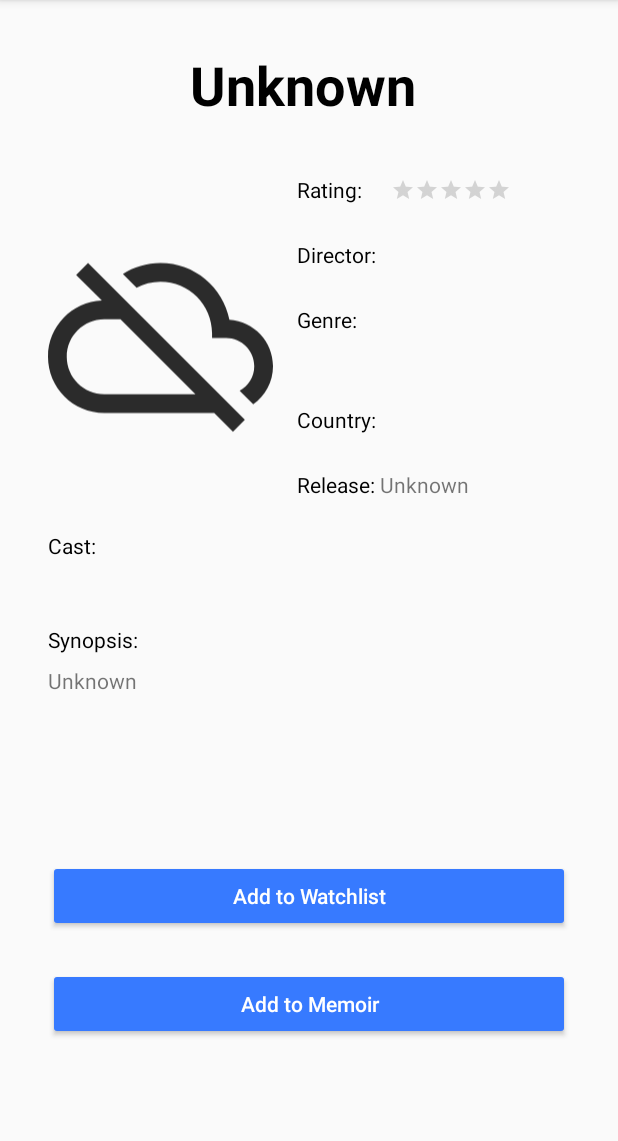
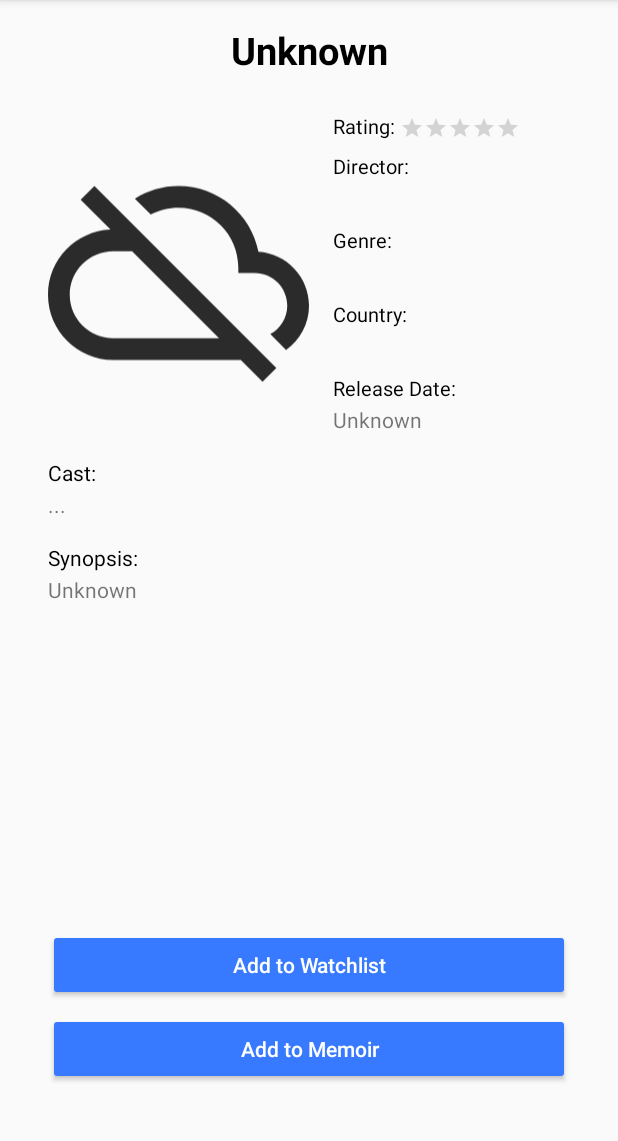
Before and after one commit to lingyuze1996/MyMovieMemoir, an Android app: the fragment MovieViewFragment shown on its own in the app's theme, on a phone screen of 412 x 824 dp, the part 84-1225 px from its top. Run offline under Robolectric (Android 15) with nearby library versions, the phone set to English and light mode, and no system bars; our stand-ins replace Picasso; network calls fail; pictures from the network do not load.

Commit message:
202005280315

```diff
--- a/MyMovieMemoir/app/src/main/java/ling/yuze/mymoviememoir/network/SearchMovieDB.java
+++ b/MyMovieMemoir/app/src/main/java/ling/yuze/mymoviememoir/network/SearchMovieDB.java
@@ -82,7 +82,7 @@ public class SearchMovieDB extends NetworkConnection {
         try {
             String response = httpGet();
             JSONObject jsonInfo = new JSONObject(response);
-            JSONArray countryJson = jsonInfo.getJSONArray("production_counties");
+            JSONArray countryJson = jsonInfo.getJSONArray("production_countries");
             for (int i = 0; i < countryJson.length(); i ++) {
                 String country = countryJson.getJSONObject(i).getString("name");
                 list.add(country);
--- a/MyMovieMemoir/app/src/main/java/ling/yuze/mymoviememoir/ui/main/fragment/MovieViewFragment.java
+++ b/MyMovieMemoir/app/src/main/java/ling/yuze/mymoviememoir/ui/main/fragment/MovieViewFragment.java
@@ -19,7 +19,6 @@ import androidx.fragment.app.Fragment;
 
 
 import java.io.InputStream;
-import java.lang.reflect.Array;
 import java.util.ArrayList;
 import java.util.List;
 import java.util.Scanner;
@@ -36,7 +35,6 @@ public class MovieViewFragment extends Fragment implements View.OnClickListener
     private int movieId;
 
     private TextView tvTitle;
-    private TextView tvYear;
     private ImageView image;
     private RatingBar ratingBar;
     private TextView tvDirector;
@@ -66,11 +64,11 @@ public class MovieViewFragment extends Fragment implements View.OnClickListener
         String releaseDate = shared.getString("releaseDate", "Unknown");
         String overview = shared.getString("overview", "Unknown");
         String imagePath = shared.getString("imagePath", "");
-        float rating = shared.getFloat("rating", 0);
+        float ratingOriginal = shared.getFloat("rating", 0);
+        float rating = Math.round(ratingOriginal) / 2.0f;
 
         // initialize widgets
         tvTitle = v.findViewById(R.id.tv_view_movie_name);
-        tvYear = v.findViewById(R.id.tv_view_movie_year);
         image = v.findViewById(R.id.image_view_poster);
         ratingBar = v.findViewById(R.id.view_ratingBar);
         tvDirector = v.findViewById(R.id.tv_view_director);
@@ -87,9 +85,6 @@ public class MovieViewFragment extends Fragment implements View.OnClickListener
 
         tvTitle.setText(name);
         tvRelease.setText(releaseDate);
-
-        if (!releaseDate.equals("Unknown"))
-            tvYear.setText("(" + releaseDate.substring(0, 4) + ")");
 
         tvOverview.setText(overview);
         setImage(image, imagePath);
@@ -156,38 +151,45 @@ public class MovieViewFragment extends Fragment implements View.OnClickListener
             // update director information
             String directors = "";
             for (String director : directorList) {
-                directors += director + ",";
+                directors += director + ", ";
             }
-
-            directors = directors.substring(0, directors.length() - 1);
+            try {
+                directors = directors.substring(0, directors.length() - 2);
+            } catch (IndexOutOfBoundsException e) {e.printStackTrace();}
             tvDirector.setText(directors);
 
             // update country information
             String countries = "";
             for (String country : countryList) {
-                countries += country + ",";
+                countries += country + ", ";
             }
 
-            countries = countries.substring(0, countries.length() - 1);
+            try {
+                countries = countries.substring(0, countries.length() - 2);
+            } catch (IndexOutOfBoundsException e) {e.printStackTrace();}
             tvCountry.setText(countries);
 
             // update genre information
             String genres = "";
             for (String genre : genreList) {
-                genres += genre + ",";
+                genres += genre + ", ";
             }
 
-            genres = genres.substring(0, genres.length() - 1);
+            try {
+                genres = genres.substring(0, genres.length() - 2);
+            } catch (IndexOutOfBoundsException e) {e.printStackTrace();}
             tvGenre.setText(genres);
 
             // update cast information
             String casts = "";
             for (String cast : castList) {
-                casts += cast + ",";
+                casts += cast + ", ";
             }
 
-            casts = casts.substring(0, casts.length() - 1);
-            tvCast.setText(casts);
+            try {
+                casts = casts.substring(0, casts.length() - 2);
+            } catch (IndexOutOfBoundsException e) {e.printStackTrace();}
+            tvCast.setText(casts + "...");
         }
     }
 }
--- a/MyMovieMemoir/app/src/main/res/layout/fragment_view.xml
+++ b/MyMovieMemoir/app/src/main/res/layout/fragment_view.xml
@@ -1,13 +1,192 @@
 <?xml version="1.0" encoding="utf-8"?>
-<androidx.constraintlayout.widget.ConstraintLayout xmlns:android="http://schemas.android.com/apk/res/android"
+<androidx.constraintlayout.widget.ConstraintLayout
+    xmlns:android="http://schemas.android.com/apk/res/android"
     xmlns:tools="http://schemas.android.com/tools"
     android:layout_width="match_parent"
     android:layout_height="match_parent"
+    android:orientation="vertical"
     xmlns:app="http://schemas.android.com/apk/res-auto">
+
+    <TextView
+        android:id="@+id/tv_view_movie_name"
+        android:layout_width="0dp"
+        android:layout_height="wrap_content"
+        android:layout_marginStart="24dp"
+        android:layout_marginTop="16dp"
+        android:layout_marginEnd="24dp"
+        android:gravity="center"
+        android:textColor="#000000"
+        android:textSize="25dp"
+        android:textStyle="bold"
+        app:layout_constraintBottom_toTopOf="@+id/btAddWatchlist"
+        app:layout_constraintEnd_toEndOf="@+id/btAddWatchlist"
+        app:layout_constraintHorizontal_bias="0.5"
+        app:layout_constraintStart_toStartOf="@+id/btAddWatchlist"
+        app:layout_constraintTop_toTopOf="parent"
+        app:layout_constraintVertical_bias="0.0"
+        tools:text="Titanic" />
+
+
+    <ScrollView
+        android:id="@+id/view_scrollView"
+        android:layout_width="0dp"
+        android:layout_height="0dp"
+        android:layout_marginTop="16dp"
+        android:layout_marginBottom="16dp"
+        app:layout_constraintBottom_toTopOf="@+id/btAddWatchlist"
+        app:layout_constraintEnd_toEndOf="@+id/btAddWatchlist"
+        app:layout_constraintStart_toStartOf="@+id/btAddWatchlist"
+        app:layout_constraintTop_toBottomOf="@+id/tv_view_movie_name">
+
+        <LinearLayout
+            android:layout_width="match_parent"
+            android:layout_height="wrap_content"
+            android:orientation="vertical">
+
+            <LinearLayout
+                android:layout_width="match_parent"
+                android:layout_height="wrap_content"
+                android:layout_marginTop="8dp"
+                android:orientation="horizontal">
+                <ImageView
+                    android:id="@+id/image_view_poster"
+                    android:layout_width="match_parent"
+                    android:layout_height="match_parent"
+                    android:layout_weight="1"
+                    app:srcCompat="@drawable/ic_launcher_background" />
+
+                <LinearLayout
+                    android:layout_width="match_parent"
+                    android:layout_height="wrap_content"
+                    android:layout_weight="1"
+                    android:layout_marginLeft="16dp"
+                    android:orientation="vertical">
+
+                    <LinearLayout
+                        android:layout_width="match_parent"
+                        android:layout_height="wrap_content"
+                        android:layout_marginBottom="8dp">
+
+                        <TextView
+                            android:id="@+id/tv_view_rating"
+                            android:layout_width="wrap_content"
+                            android:layout_height="wrap_content"
+                            android:text="@string/rating_heading"
+                            android:textColor="#000000"
+                            android:textSize="13dp" />
+
+                        <RatingBar
+                            android:id="@+id/view_ratingBar"
+                            style="@style/Widget.AppCompat.RatingBar.Small"
+                            android:layout_width="wrap_content"
+                            android:layout_height="wrap_content"
+                            android:layout_gravity="bottom"
+                            android:numStars="5"
+                            android:stepSize="0.5" />
+                    </LinearLayout>
+
+                    <TextView
+                        android:id="@+id/tv_view_director_heading"
+                        android:layout_width="wrap_content"
+                        android:layout_height="wrap_content"
+                        android:layout_marginBottom="3dp"
+                        android:text="@string/director_heading"
+                        android:textColor="#000000"
+                        android:textSize="13dp" />
+
+                    <TextView
+                        android:id="@+id/tv_view_director"
+                        android:layout_width="match_parent"
+                        android:layout_height="wrap_content"
+                        android:layout_marginBottom="8dp"
+                        android:text="@string/unknown" />
+
+                    <TextView
+                        android:id="@+id/tv_view_genre_heading"
+                        android:layout_width="wrap_content"
+                        android:layout_height="wrap_content"
+                        android:layout_marginBottom="3dp"
+                        android:text="@string/genre_heading"
+                        android:textColor="#000000"
+                        android:textSize="13dp" />
+
+                    <TextView
+                        android:id="@+id/tv_view_genre"
+                        android:layout_width="match_parent"
+                        android:layout_height="wrap_content"
+                        android:layout_marginBottom="8dp"
+                        android:text="@string/unknown" />
+
+                    <TextView
+                        android:id="@+id/tv_view_country_heading"
+                        android:layout_width="wrap_content"
+                        android:layout_height="wrap_content"
+                        android:layout_marginBottom="3dp"
+                        android:text="@string/country_heading"
+                        android:textColor="#000000"
+                        android:textSize="13dp" />
+
+                    <TextView
+                        android:id="@+id/tv_view_country"
+                        android:layout_width="match_parent"
+                        android:layout_height="wrap_content"
+                        android:layout_marginBottom="8dp"
+                        android:text="@string/unknown" />
+
+                    <TextView
+                        android:id="@+id/tv_view_date_heading"
+                        android:layout_width="wrap_content"
+                        android:layout_height="wrap_content"
+                        android:layout_marginBottom="2dp"
+                        android:text="@string/release_heading"
+                        android:textColor="#000000"
+                        android:textSize="13dp" />
+
+                    <TextView
+                        android:id="@+id/tv_view_date"
+                        android:layout_width="match_parent"
+                        android:layout_height="wrap_content"
+                        android:text="@string/unknown" />
+                </LinearLayout>
+            </LinearLayout>
+
+            <TextView
+                android:id="@+id/tv_view_cast_heading"
+                android:layout_width="wrap_content"
+                android:layout_height="wrap_content"
+                android:layout_marginTop="16dp"
+                android:text="@string/cast_heading"
+                android:textColor="#000000" />
+
+            <TextView
+                android:id="@+id/tv_view_cast"
+                android:layout_width="match_parent"
+                android:layout_height="wrap_content"
+                android:layout_marginTop="2dp"
+                android:text="@string/unknown" />
+
+            <TextView
+                android:id="@+id/tv_view_overview_heading"
+                android:layout_width="wrap_content"
+                android:layout_height="wrap_content"
+                android:layout_marginTop="16dp"
+                android:text="@string/overview_heading"
+                android:textColor="#000000" />
+
+            <TextView
+                android:id="@+id/tv_view_overview"
+                android:layout_width="match_parent"
+                android:layout_height="wrap_content"
+                android:layout_marginTop="2dp"
+                android:ellipsize="end"
+                android:maxLines="4"
+                android:text="@string/unknown" />
+        </LinearLayout>
+    </ScrollView>
 
     <Button
         android:id="@+id/btAddWatchlist"
-        android:layout_width="0dp"
+        android:layout_width="match_parent"
         android:layout_height="wrap_content"
         android:layout_marginStart="32dp"
         android:layout_marginEnd="32dp"
@@ -17,16 +196,17 @@
         android:textColor="#FFFFFF"
         app:layout_constraintBottom_toBottomOf="parent"
         app:layout_constraintEnd_toEndOf="parent"
-        app:layout_constraintHorizontal_bias="1.0"
+        app:layout_constraintHorizontal_bias="0.0"
         app:layout_constraintStart_toStartOf="parent"
         app:layout_constraintTop_toTopOf="parent"
-        app:layout_constraintVertical_bias="0.796" />
+        app:layout_constraintVertical_bias="0.86" />
 
     <Button
         android:id="@+id/btAddMemoir"
         android:layout_width="0dp"
         android:layout_height="wrap_content"
-        android:layout_marginTop="24dp"
+        android:layout_marginTop="8dp"
+        android:layout_marginBottom="16dp"
         android:backgroundTint="#377AFF"
         android:text="@string/button_add_memoir"
         android:textAllCaps="false"
@@ -37,240 +217,4 @@
         app:layout_constraintStart_toStartOf="@+id/btAddWatchlist"
         app:layout_constraintTop_toBottomOf="@+id/btAddWatchlist"
         app:layout_constraintVertical_bias="0.0" />
-
-    <LinearLayout
-        android:id="@+id/linearLayout"
-        android:layout_width="match_parent"
-        android:layout_height="wrap_content"
-        android:layout_marginTop="32dp"
-        android:gravity="center"
-        app:layout_constraintBottom_toTopOf="@+id/btAddWatchlist"
-        app:layout_constraintEnd_toEndOf="@+id/btAddWatchlist"
-        app:layout_constraintStart_toStartOf="@+id/btAddWatchlist"
-        app:layout_constraintTop_toTopOf="parent"
-        app:layout_constraintVertical_bias="0.0">
-
-        <TextView
-            android:id="@+id/tv_view_movie_name"
-            android:layout_width="wrap_content"
-            android:layout_height="wrap_content"
-            android:layout_gravity="bottom"
-            android:textColor="#000000"
-            android:textSize="36dp"
-            android:textStyle="bold"
-            tools:text="Titanic" />
-
-        <TextView
-            android:id="@+id/tv_view_movie_year"
-            android:layout_width="wrap_content"
-            android:layout_height="wrap_content"
-            android:layout_gravity="bottom"
-            android:layout_marginStart="8dp"
-            android:textSize="25dp"
-            android:textStyle="bold"
-            tools:text="(1997)" />
-    </LinearLayout>
-
-    <ImageView
-        android:id="@+id/image_view_poster"
-        android:layout_width="150dp"
-        android:layout_height="225dp"
-        android:layout_marginTop="32dp"
-        app:layout_constraintBottom_toTopOf="@+id/btAddWatchlist"
-        app:layout_constraintEnd_toEndOf="@+id/btAddWatchlist"
-        app:layout_constraintHorizontal_bias="0.0"
-        app:layout_constraintStart_toStartOf="@+id/btAddWatchlist"
-        app:layout_constraintTop_toBottomOf="@+id/linearLayout"
-        app:layout_constraintVertical_bias="0.0"
-        app:srcCompat="@drawable/ic_launcher_background" />
-
-    <TextView
-        android:id="@+id/tv_view_director_heading"
-        android:layout_width="wrap_content"
-        android:layout_height="wrap_content"
-        android:layout_marginTop="24dp"
-        android:text="@string/director_heading"
-        android:textColor="#000000"
-        app:layout_constraintBottom_toBottomOf="@+id/image_view_poster"
-        app:layout_constraintEnd_toEndOf="@+id/btAddWatchlist"
-        app:layout_constraintHorizontal_bias="0.0"
-        app:layout_constraintStart_toStartOf="@+id/tv_view_rating"
-        app:layout_constraintTop_toBottomOf="@+id/tv_view_rating"
-        app:layout_constraintVertical_bias="0.0" />
-
-    <TextView
-        android:id="@+id/tv_view_cast_heading"
-        android:layout_width="wrap_content"
-        android:layout_height="wrap_content"
-        android:layout_marginTop="16dp"
-        android:text="@string/cast_heading"
-        android:textColor="#000000"
-        app:layout_constraintBottom_toTopOf="@+id/btAddWatchlist"
-        app:layout_constraintEnd_toEndOf="@+id/btAddWatchlist"
-        app:layout_constraintHorizontal_bias="0.0"
-        app:layout_constraintStart_toStartOf="@+id/image_view_poster"
-        app:layout_constraintTop_toBottomOf="@+id/image_view_poster"
-        app:layout_constraintVertical_bias="0.0" />
-
-    <TextView
-        android:id="@+id/tv_view_cast"
-        android:layout_width="0dp"
-        android:layout_height="wrap_content"
-        android:layout_marginTop="8dp"
-        tools:text="Kate Winslet, Kate Winslet, Kate Winslet, Kate Winslet, Kate Winslet, Kate Winslet, "
-        app:layout_constraintBottom_toBottomOf="@+id/image_view_poster"
-        app:layout_constraintEnd_toEndOf="@+id/tv_view_director"
-        app:layout_constraintStart_toStartOf="@+id/tv_view_cast_heading"
-        app:layout_constraintTop_toBottomOf="@+id/tv_view_cast_heading"
-        app:layout_constraintVertical_bias="0.0" />
-
-    <TextView
-        android:id="@+id/tv_view_genre_heading"
-        android:layout_width="wrap_content"
-        android:layout_height="wrap_content"
-        android:layout_marginTop="24dp"
-        android:text="@string/genre_heading"
-        android:textColor="#000000"
-        app:layout_constraintBottom_toBottomOf="@+id/image_view_poster"
-        app:layout_constraintEnd_toEndOf="@+id/tv_view_director"
-        app:layout_constraintHorizontal_bias="0.0"
-        app:layout_constraintStart_toStartOf="@+id/tv_view_director_heading"
-        app:layout_constraintTop_toBottomOf="@+id/tv_view_director_heading"
-        app:layout_constraintVertical_bias="0.0" />
-
-    <TextView
-        android:id="@+id/tv_view_genre"
-        android:layout_width="0dp"
-        android:layout_height="wrap_content"
-        android:layout_marginTop="4dp"
-        android:text="abc, fds, dsf"
-        app:layout_constraintBottom_toBottomOf="@+id/image_view_poster"
-        app:layout_constraintEnd_toEndOf="@+id/tv_view_director"
-        app:layout_constraintHorizontal_bias="0.0"
-        app:layout_constraintStart_toStartOf="@+id/tv_view_genre_heading"
-        app:layout_constraintTop_toBottomOf="@+id/tv_view_genre_heading"
-        app:layout_constraintVertical_bias="0.0" />
-
-    <TextView
-        android:id="@+id/tv_view_country_heading"
-        android:layout_width="wrap_content"
-        android:layout_height="wrap_content"
-        android:layout_marginTop="24dp"
-        android:text="@string/country_heading"
-        android:textColor="#000000"
-        app:layout_constraintBottom_toBottomOf="@+id/image_view_poster"
-        app:layout_constraintEnd_toEndOf="@+id/tv_view_director"
-        app:layout_constraintHorizontal_bias="0.0"
-        app:layout_constraintStart_toStartOf="@+id/tv_view_director_heading"
-        app:layout_constraintTop_toBottomOf="@+id/tv_view_genre"
-        app:layout_constraintVertical_bias="0.0" />
-
-    <TextView
-        android:id="@+id/tv_view_country"
-        android:layout_width="0dp"
-        android:layout_height="wrap_content"
-        android:layout_marginBottom="16dp"
-        android:text="USA"
-        app:layout_constraintBottom_toBottomOf="@+id/tv_view_country_heading"
-        app:layout_constraintEnd_toEndOf="@+id/tv_view_director"
-        app:layout_constraintHorizontal_bias="0.0"
-        app:layout_constraintStart_toEndOf="@+id/tv_view_country_heading"
-        app:layout_constraintTop_toTopOf="@+id/tv_view_country_heading"
-        app:layout_constraintVertical_bias="0.0" />
-
-    <TextView
-        android:id="@+id/tv_view_date_heading"
-        android:layout_width="wrap_content"
-        android:layout_height="wrap_content"
-        android:layout_marginTop="24dp"
-        android:text="@string/release_heading"
-        android:textColor="#000000"
-        app:layout_constraintBottom_toBottomOf="@+id/image_view_poster"
-        app:layout_constraintEnd_toEndOf="@+id/tv_view_director"
-        app:layout_constraintHorizontal_bias="0.0"
-        app:layout_constraintStart_toStartOf="@+id/tv_view_director_heading"
-        app:layout_constraintTop_toBottomOf="@+id/tv_view_country_heading"
-        app:layout_constraintVertical_bias="0.0" />
-
-    <TextView
-        android:id="@+id/tv_view_date"
-        android:layout_width="0dp"
-        android:layout_height="wrap_content"
-        android:text="1997-11-11"
-        app:layout_constraintBottom_toBottomOf="@+id/tv_view_date_heading"
-        app:layout_constraintEnd_toEndOf="@+id/tv_view_director"
-        app:layout_constraintHorizontal_bias="0.0"
-        app:layout_constraintStart_toEndOf="@+id/tv_view_date_heading"
-        app:layout_constraintTop_toTopOf="@+id/tv_view_date_heading"
-        app:layout_constraintVertical_bias="0.0" />
-
-    <TextView
-        android:id="@+id/tv_view_director"
-        android:layout_width="0dp"
-        android:layout_height="wrap_content"
-        android:text="James Cameron"
-        app:layout_constraintBottom_toBottomOf="@+id/tv_view_director_heading"
-        app:layout_constraintEnd_toEndOf="@+id/btAddWatchlist"
-        app:layout_constraintStart_toEndOf="@+id/tv_view_director_heading"
-        app:layout_constraintTop_toTopOf="@+id/tv_view_director_heading" />
-
-    <TextView
-        android:id="@+id/tv_view_overview"
-        android:layout_width="0dp"
-        android:layout_height="wrap_content"
-        android:layout_marginTop="8dp"
-        tools:text="fdddddddddddddddddddddddfffffffffffffffffffffffffffffffffffffffffffffffffffffffffffffffffffffdddddddddddddddddddddddddddddddddddddddddddddddddddddddddddddddddddddddddddddddd"
-        android:lines="3"
-        android:ellipsize="end"
-
-        app:layout_constraintBottom_toTopOf="@+id/btAddWatchlist"
-        app:layout_constraintEnd_toEndOf="@+id/btAddWatchlist"
-        app:layout_constraintHorizontal_bias="0.0"
-        app:layout_constraintStart_toStartOf="@+id/image_view_poster"
-        app:layout_constraintTop_toBottomOf="@+id/tv_view_overview_heading"
-        app:layout_constraintVertical_bias="0.0" />
-
-    <TextView
-        android:id="@+id/tv_view_overview_heading"
-        android:layout_width="wrap_content"
-        android:layout_height="wrap_content"
-        android:layout_marginTop="16dp"
-        android:text="@string/overview_heading"
-        android:textColor="#000000"
-        app:layout_constraintBottom_toTopOf="@+id/btAddWatchlist"
-        app:layout_constraintEnd_toEndOf="@+id/btAddWatchlist"
-        app:layout_constraintHorizontal_bias="0.0"
-        app:layout_constraintStart_toStartOf="@+id/image_view_poster"
-        app:layout_constraintTop_toBottomOf="@+id/tv_view_cast"
-        app:layout_constraintVertical_bias="0.0" />
-
-    <TextView
-        android:id="@+id/tv_view_rating"
-        android:layout_width="wrap_content"
-        android:layout_height="wrap_content"
-        android:layout_marginStart="16dp"
-        android:layout_marginTop="4dp"
-        android:text="@string/rating_heading"
-        android:textColor="#000000"
-        app:layout_constraintBottom_toBottomOf="@+id/image_view_poster"
-        app:layout_constraintEnd_toEndOf="@+id/btAddWatchlist"
-        app:layout_constraintHorizontal_bias="0.0"
-        app:layout_constraintStart_toEndOf="@+id/image_view_poster"
-        app:layout_constraintTop_toTopOf="@+id/image_view_poster"
-        app:layout_constraintVertical_bias="0.0" />
-
-    <RatingBar
-        android:id="@+id/view_ratingBar"
-        style="@style/Widget.AppCompat.RatingBar.Small"
-        android:numStars="5"
-        android:stepSize="0.5"
-        android:layout_width="wrap_content"
-        android:layout_height="wrap_content"
-        android:layout_marginStart="16dp"
-        app:layout_constraintBottom_toBottomOf="@+id/tv_view_rating"
-        app:layout_constraintEnd_toEndOf="@+id/btAddWatchlist"
-        app:layout_constraintHorizontal_bias="0.0"
-        app:layout_constraintStart_toEndOf="@+id/tv_view_rating"
-        app:layout_constraintTop_toTopOf="@+id/tv_view_rating" />
-
 </androidx.constraintlayout.widget.ConstraintLayout>
--- a/MyMovieMemoir/app/src/main/res/values/strings.xml
+++ b/MyMovieMemoir/app/src/main/res/values/strings.xml
@@ -80,7 +80,7 @@
     <string name="director_heading">"Director: "</string>
     <string name="genre_heading">"Genre: "</string>
     <string name="country_heading">"Country: "</string>
-    <string name="release_heading">"Release: "</string>
+    <string name="release_heading">"Release Date: "</string>
     <string name="overview_heading">"Synopsis: "</string>
     <string name="rating_heading">"Rating: "</string>
 </resources>
```
